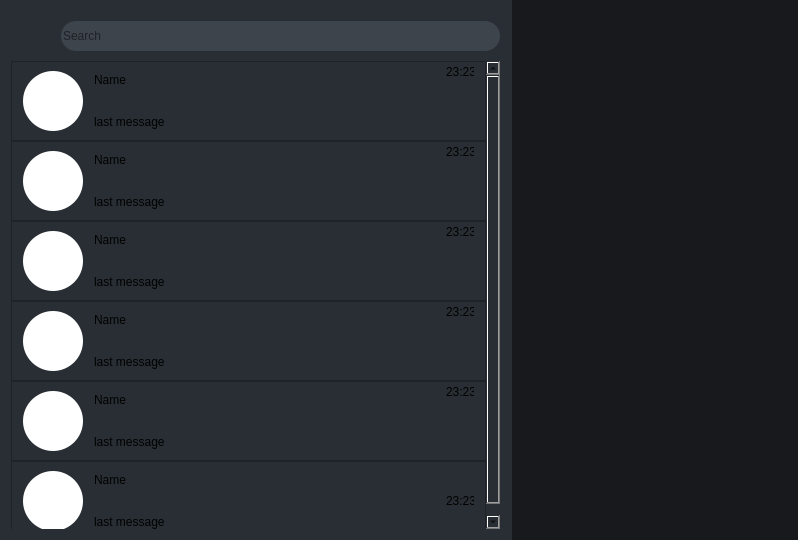
Above: src/gui/chat/chatPage.ui from GwinBest/onlineChat before the change. Below: the same form after it.
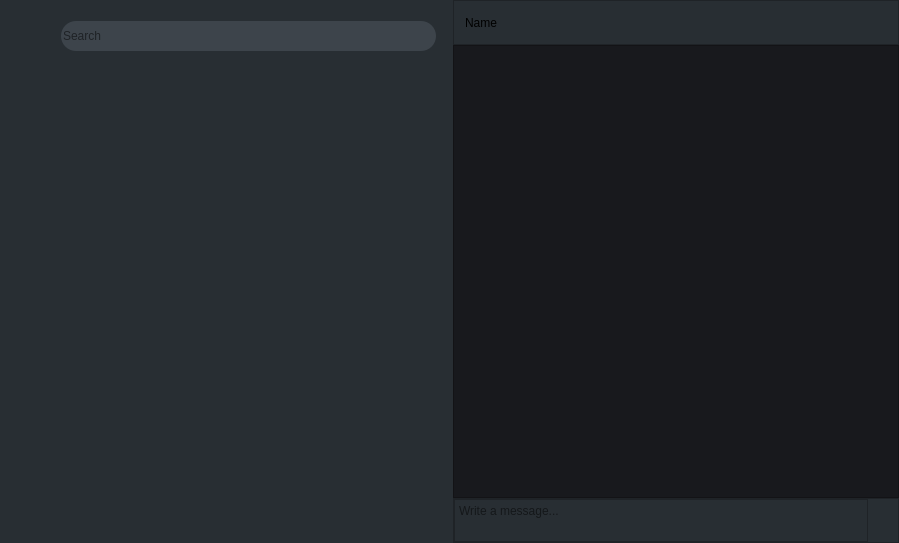
That is the form after the change. The open tabs and pages were chosen to show the change. Icons and pictures are not drawn.

Commit message: added main window and chat page

The edit to the form file:
```diff
--- a/src/gui/chat/chatPage.ui
+++ b/src/gui/chat/chatPage.ui
@@ -6,8 +6,8 @@
    <rect>
     <x>0</x>
     <y>0</y>
-    <width>798</width>
-    <height>540</height>
+    <width>899</width>
+    <height>543</height>
    </rect>
   </property>
   <property name="windowTitle">
@@ -76,6 +76,9 @@
          <property name="spacing">
           <number>0</number>
          </property>
+         <property name="rightMargin">
+          <number>5</number>
+         </property>
          <item>
           <spacer name="horizontalSpacer_4">
            <property name="orientation">
@@ -161,8 +164,10 @@
             </size>
            </property>
            <property name="styleSheet">
-            <string notr="true">border-radius: 15px;
-background-color: rgb(61, 68, 75);</string>
+            <string notr="true">
+                                                    border-radius: 15px;
+                                                    background-color: rgb(61, 68, 75);
+                                                </string>
            </property>
            <property name="alignment">
             <set>Qt::AlignmentFlag::AlignLeading|Qt::AlignmentFlag::AlignLeft|Qt::AlignmentFlag::AlignVCenter</set>
@@ -203,7 +208,7 @@
         </spacer>
        </item>
        <item>
-        <widget class="QScrollArea" name="scrollArea">
+        <widget class="QListView" name="availableChatsList">
          <property name="minimumSize">
           <size>
            <width>270</width>
@@ -211,932 +216,8 @@
           </size>
          </property>
          <property name="styleSheet">
-          <string notr="true">QScrollBar:vertical {
-    border: none;
-    background-color: rgb(45, 45, 48);
-    width: 4px;
-    border-radius: 2px;
-}
-
-QScrollBar::handle:vertical {
-    background-color: rgba(128, 128, 128, 170);
-    border-radius: 2px;
-}
-
-QScrollBar::sub-line:vertical {
-    border: none;
-    background: none;
-    height: 0px;
-    subcontrol-position: top;
-    subcontrol-origin: margin;
-    margin: 0px;
-    padding: 0px;
-}
-
-QScrollBar::add-line:vertical {
-    border: none;
-    background: none;
-    height: 0px;
-    subcontrol-position: bottom;
-    subcontrol-origin: margin;
-    margin: 0px;
-    padding: 0px;
-}
-
-QScrollBar::add-page:vertical,
-QScrollBar::sub-page:vertical {
-    background: none;
-    height: 0px;
-    width: 0px;
-    margin: 0px;
-    padding: 0px;
-}</string>
+          <string notr="true">border: none;</string>
          </property>
-         <property name="frameShape">
-          <enum>QFrame::Shape::NoFrame</enum>
-         </property>
-         <property name="frameShadow">
-          <enum>QFrame::Shadow::Plain</enum>
-         </property>
-         <property name="lineWidth">
-          <number>0</number>
-         </property>
-         <property name="midLineWidth">
-          <number>0</number>
-         </property>
-         <property name="verticalScrollBarPolicy">
-          <enum>Qt::ScrollBarPolicy::ScrollBarAsNeeded</enum>
-         </property>
-         <property name="horizontalScrollBarPolicy">
-          <enum>Qt::ScrollBarPolicy::ScrollBarAlwaysOff</enum>
-         </property>
-         <property name="sizeAdjustPolicy">
-          <enum>QAbstractScrollArea::SizeAdjustPolicy::AdjustToContents</enum>
-         </property>
-         <property name="widgetResizable">
-          <bool>true</bool>
-         </property>
-         <widget class="QWidget" name="scrollAreaWidgetContents">
-          <property name="geometry">
-           <rect>
-            <x>0</x>
-            <y>0</y>
-            <width>508</width>
-            <height>486</height>
-           </rect>
-          </property>
-          <layout class="QVBoxLayout" name="verticalLayout">
-           <property name="spacing">
-            <number>0</number>
-           </property>
-           <property name="leftMargin">
-            <number>0</number>
-           </property>
-           <property name="topMargin">
-            <number>0</number>
-           </property>
-           <property name="rightMargin">
-            <number>0</number>
-           </property>
-           <property name="bottomMargin">
-            <number>0</number>
-           </property>
-           <item>
-            <widget class="QFrame" name="frame">
-             <property name="minimumSize">
-              <size>
-               <width>270</width>
-               <height>80</height>
-              </size>
-             </property>
-             <property name="maximumSize">
-              <size>
-               <width>16777215</width>
-               <height>80</height>
-              </size>
-             </property>
-             <property name="frameShape">
-              <enum>QFrame::Shape::StyledPanel</enum>
-             </property>
-             <property name="frameShadow">
-              <enum>QFrame::Shadow::Raised</enum>
-             </property>
-             <layout class="QHBoxLayout" name="horizontalLayout">
-              <property name="topMargin">
-               <number>0</number>
-              </property>
-              <property name="bottomMargin">
-               <number>0</number>
-              </property>
-              <item>
-               <widget class="QLabel" name="label_6">
-                <property name="minimumSize">
-                 <size>
-                  <width>60</width>
-                  <height>60</height>
-                 </size>
-                </property>
-                <property name="maximumSize">
-                 <size>
-                  <width>60</width>
-                  <height>60</height>
-                 </size>
-                </property>
-                <property name="styleSheet">
-                 <string notr="true">QLabel {
-	background-color: rgb(255,255,255);
-	border-radius: 30px;
-
-}</string>
-                </property>
-                <property name="frameShape">
-                 <enum>QFrame::Shape::NoFrame</enum>
-                </property>
-                <property name="frameShadow">
-                 <enum>QFrame::Shadow::Plain</enum>
-                </property>
-                <property name="text">
-                 <string/>
-                </property>
-                <property name="scaledContents">
-                 <bool>true</bool>
-                </property>
-                <property name="alignment">
-                 <set>Qt::AlignmentFlag::AlignCenter</set>
-                </property>
-                <property name="wordWrap">
-                 <bool>false</bool>
-                </property>
-                <property name="openExternalLinks">
-                 <bool>true</bool>
-                </property>
-               </widget>
-              </item>
-              <item>
-               <spacer name="horizontalSpacer">
-                <property name="orientation">
-                 <enum>Qt::Orientation::Horizontal</enum>
-                </property>
-                <property name="sizeType">
-                 <enum>QSizePolicy::Policy::Fixed</enum>
-                </property>
-                <property name="sizeHint" stdset="0">
-                 <size>
-                  <width>5</width>
-                  <height>20</height>
-                 </size>
-                </property>
-               </spacer>
-              </item>
-              <item>
-               <layout class="QVBoxLayout" name="verticalLayout_2">
-                <item>
-                 <widget class="QLabel" name="label_3">
-                  <property name="minimumSize">
-                   <size>
-                    <width>233</width>
-                    <height>26</height>
-                   </size>
-                  </property>
-                  <property name="text">
-                   <string>Name</string>
-                  </property>
-                 </widget>
-                </item>
-                <item>
-                 <widget class="QLabel" name="label_5">
-                  <property name="minimumSize">
-                   <size>
-                    <width>233</width>
-                    <height>26</height>
-                   </size>
-                  </property>
-                  <property name="text">
-                   <string>last message</string>
-                  </property>
-                 </widget>
-                </item>
-               </layout>
-              </item>
-              <item alignment="Qt::AlignmentFlag::AlignRight|Qt::AlignmentFlag::AlignTop">
-               <widget class="QLabel" name="label">
-                <property name="minimumSize">
-                 <size>
-                  <width>28</width>
-                  <height>20</height>
-                 </size>
-                </property>
-                <property name="maximumSize">
-                 <size>
-                  <width>28</width>
-                  <height>20</height>
-                 </size>
-                </property>
-                <property name="text">
-                 <string>23:23</string>
-                </property>
-               </widget>
-              </item>
-             </layout>
-            </widget>
-           </item>
-           <item>
-            <widget class="QFrame" name="frame_9">
-             <property name="minimumSize">
-              <size>
-               <width>270</width>
-               <height>80</height>
-              </size>
-             </property>
-             <property name="maximumSize">
-              <size>
-               <width>16777215</width>
-               <height>80</height>
-              </size>
-             </property>
-             <property name="frameShape">
-              <enum>QFrame::Shape::StyledPanel</enum>
-             </property>
-             <property name="frameShadow">
-              <enum>QFrame::Shadow::Raised</enum>
-             </property>
-             <layout class="QHBoxLayout" name="horizontalLayout_13">
-              <property name="topMargin">
-               <number>0</number>
-              </property>
-              <property name="bottomMargin">
-               <number>0</number>
-              </property>
-              <item>
-               <widget class="QLabel" name="label_41">
-                <property name="minimumSize">
-                 <size>
-                  <width>60</width>
-                  <height>60</height>
-                 </size>
-                </property>
-                <property name="maximumSize">
-                 <size>
-                  <width>60</width>
-                  <height>60</height>
-                 </size>
-                </property>
-                <property name="styleSheet">
-                 <string notr="true">QLabel {
-	background-color: rgb(255,255,255);
-	border-radius: 30px;
-
-}</string>
-                </property>
-                <property name="frameShape">
-                 <enum>QFrame::Shape::NoFrame</enum>
-                </property>
-                <property name="frameShadow">
-                 <enum>QFrame::Shadow::Plain</enum>
-                </property>
-                <property name="text">
-                 <string/>
-                </property>
-                <property name="scaledContents">
-                 <bool>true</bool>
-                </property>
-                <property name="alignment">
-                 <set>Qt::AlignmentFlag::AlignCenter</set>
-                </property>
-                <property name="wordWrap">
-                 <bool>false</bool>
-                </property>
-                <property name="openExternalLinks">
-                 <bool>true</bool>
-                </property>
-               </widget>
-              </item>
-              <item>
-               <spacer name="horizontalSpacer_11">
-                <property name="orientation">
-                 <enum>Qt::Orientation::Horizontal</enum>
-                </property>
-                <property name="sizeType">
-                 <enum>QSizePolicy::Policy::Fixed</enum>
-                </property>
-                <property name="sizeHint" stdset="0">
-                 <size>
-                  <width>5</width>
-                  <height>20</height>
-                 </size>
-                </property>
-               </spacer>
-              </item>
-              <item>
-               <layout class="QVBoxLayout" name="verticalLayout_13">
-                <item>
-                 <widget class="QLabel" name="label_42">
-                  <property name="minimumSize">
-                   <size>
-                    <width>233</width>
-                    <height>26</height>
-                   </size>
-                  </property>
-                  <property name="text">
-                   <string>Name</string>
-                  </property>
-                 </widget>
-                </item>
-                <item>
-                 <widget class="QLabel" name="label_43">
-                  <property name="minimumSize">
-                   <size>
-                    <width>233</width>
-                    <height>26</height>
-                   </size>
-                  </property>
-                  <property name="text">
-                   <string>last message</string>
-                  </property>
-                 </widget>
-                </item>
-               </layout>
-              </item>
-              <item alignment="Qt::AlignmentFlag::AlignRight|Qt::AlignmentFlag::AlignTop">
-               <widget class="QLabel" name="label_44">
-                <property name="minimumSize">
-                 <size>
-                  <width>28</width>
-                  <height>20</height>
-                 </size>
-                </property>
-                <property name="maximumSize">
-                 <size>
-                  <width>28</width>
-                  <height>20</height>
-                 </size>
-                </property>
-                <property name="text">
-                 <string>23:23</string>
-                </property>
-               </widget>
-              </item>
-             </layout>
-            </widget>
-           </item>
-           <item>
-            <widget class="QFrame" name="frame_8">
-             <property name="minimumSize">
-              <size>
-               <width>270</width>
-               <height>80</height>
-              </size>
-             </property>
-             <property name="maximumSize">
-              <size>
-               <width>16777215</width>
-               <height>80</height>
-              </size>
-             </property>
-             <property name="frameShape">
-              <enum>QFrame::Shape::StyledPanel</enum>
-             </property>
-             <property name="frameShadow">
-              <enum>QFrame::Shadow::Raised</enum>
-             </property>
-             <layout class="QHBoxLayout" name="horizontalLayout_12">
-              <property name="topMargin">
-               <number>0</number>
-              </property>
-              <property name="bottomMargin">
-               <number>0</number>
-              </property>
-              <item>
-               <widget class="QLabel" name="label_37">
-                <property name="minimumSize">
-                 <size>
-                  <width>60</width>
-                  <height>60</height>
-                 </size>
-                </property>
-                <property name="maximumSize">
-                 <size>
-                  <width>60</width>
-                  <height>60</height>
-                 </size>
-                </property>
-                <property name="styleSheet">
-                 <string notr="true">QLabel {
-	background-color: rgb(255,255,255);
-	border-radius: 30px;
-
-}</string>
-                </property>
-                <property name="frameShape">
-                 <enum>QFrame::Shape::NoFrame</enum>
-                </property>
-                <property name="frameShadow">
-                 <enum>QFrame::Shadow::Plain</enum>
-                </property>
-                <property name="text">
-                 <string/>
-                </property>
-                <property name="scaledContents">
-                 <bool>true</bool>
-                </property>
-                <property name="alignment">
-                 <set>Qt::AlignmentFlag::AlignCenter</set>
-                </property>
-                <property name="wordWrap">
-                 <bool>false</bool>
-                </property>
-                <property name="openExternalLinks">
-                 <bool>true</bool>
-                </property>
-               </widget>
-              </item>
-              <item>
-               <spacer name="horizontalSpacer_10">
-                <property name="orientation">
-                 <enum>Qt::Orientation::Horizontal</enum>
-                </property>
-                <property name="sizeType">
-                 <enum>QSizePolicy::Policy::Fixed</enum>
-                </property>
-                <property name="sizeHint" stdset="0">
-                 <size>
-                  <width>5</width>
-                  <height>20</height>
-                 </size>
-                </property>
-               </spacer>
-              </item>
-              <item>
-               <layout class="QVBoxLayout" name="verticalLayout_12">
-                <item>
-                 <widget class="QLabel" name="label_38">
-                  <property name="minimumSize">
-                   <size>
-                    <width>233</width>
-                    <height>26</height>
-                   </size>
-                  </property>
-                  <property name="text">
-                   <string>Name</string>
-                  </property>
-                 </widget>
-                </item>
-                <item>
-                 <widget class="QLabel" name="label_39">
-                  <property name="minimumSize">
-                   <size>
-                    <width>233</width>
-                    <height>26</height>
-                   </size>
-                  </property>
-                  <property name="text">
-                   <string>last message</string>
-                  </property>
-                 </widget>
-                </item>
-               </layout>
-              </item>
-              <item alignment="Qt::AlignmentFlag::AlignRight|Qt::AlignmentFlag::AlignTop">
-               <widget class="QLabel" name="label_40">
-                <property name="minimumSize">
-                 <size>
-                  <width>28</width>
-                  <height>20</height>
-                 </size>
-                </property>
-                <property name="maximumSize">
-                 <size>
-                  <width>28</width>
-                  <height>20</height>
-                 </size>
-                </property>
-                <property name="text">
-                 <string>23:23</string>
-                </property>
-               </widget>
-              </item>
-             </layout>
-            </widget>
-           </item>
-           <item>
-            <widget class="QFrame" name="frame_7">
-             <property name="minimumSize">
-              <size>
-               <width>270</width>
-               <height>80</height>
-              </size>
-             </property>
-             <property name="maximumSize">
-              <size>
-               <width>16777215</width>
-               <height>80</height>
-              </size>
-             </property>
-             <property name="frameShape">
-              <enum>QFrame::Shape::StyledPanel</enum>
-             </property>
-             <property name="frameShadow">
-              <enum>QFrame::Shadow::Raised</enum>
-             </property>
-             <layout class="QHBoxLayout" name="horizontalLayout_11">
-              <property name="topMargin">
-               <number>0</number>
-              </property>
-              <property name="bottomMargin">
-               <number>0</number>
-              </property>
-              <item>
-               <widget class="QLabel" name="label_33">
-                <property name="minimumSize">
-                 <size>
-                  <width>60</width>
-                  <height>60</height>
-                 </size>
-                </property>
-                <property name="maximumSize">
-                 <size>
-                  <width>60</width>
-                  <height>60</height>
-                 </size>
-                </property>
-                <property name="styleSheet">
-                 <string notr="true">QLabel {
-	background-color: rgb(255,255,255);
-	border-radius: 30px;
-
-}</string>
-                </property>
-                <property name="frameShape">
-                 <enum>QFrame::Shape::NoFrame</enum>
-                </property>
-                <property name="frameShadow">
-                 <enum>QFrame::Shadow::Plain</enum>
-                </property>
-                <property name="text">
-                 <string/>
-                </property>
-                <property name="scaledContents">
-                 <bool>true</bool>
-                </property>
-                <property name="alignment">
-                 <set>Qt::AlignmentFlag::AlignCenter</set>
-                </property>
-                <property name="wordWrap">
-                 <bool>false</bool>
-                </property>
-                <property name="openExternalLinks">
-                 <bool>true</bool>
-                </property>
-               </widget>
-              </item>
-              <item>
-               <spacer name="horizontalSpacer_9">
-                <property name="orientation">
-                 <enum>Qt::Orientation::Horizontal</enum>
-                </property>
-                <property name="sizeType">
-                 <enum>QSizePolicy::Policy::Fixed</enum>
-                </property>
-                <property name="sizeHint" stdset="0">
-                 <size>
-                  <width>5</width>
-                  <height>20</height>
-                 </size>
-                </property>
-               </spacer>
-              </item>
-              <item>
-               <layout class="QVBoxLayout" name="verticalLayout_11">
-                <item>
-                 <widget class="QLabel" name="label_34">
-                  <property name="minimumSize">
-                   <size>
-                    <width>233</width>
-                    <height>26</height>
-                   </size>
-                  </property>
-                  <property name="text">
-                   <string>Name</string>
-                  </property>
-                 </widget>
-                </item>
-                <item>
-                 <widget class="QLabel" name="label_35">
-                  <property name="minimumSize">
-                   <size>
-                    <width>233</width>
-                    <height>26</height>
-                   </size>
-                  </property>
-                  <property name="text">
-                   <string>last message</string>
-                  </property>
-                 </widget>
-                </item>
-               </layout>
-              </item>
-              <item alignment="Qt::AlignmentFlag::AlignRight|Qt::AlignmentFlag::AlignTop">
-               <widget class="QLabel" name="label_36">
-                <property name="minimumSize">
-                 <size>
-                  <width>28</width>
-                  <height>20</height>
-                 </size>
-                </property>
-                <property name="maximumSize">
-                 <size>
-                  <width>28</width>
-                  <height>20</height>
-                 </size>
-                </property>
-                <property name="text">
-                 <string>23:23</string>
-                </property>
-               </widget>
-              </item>
-             </layout>
-            </widget>
-           </item>
-           <item>
-            <widget class="QFrame" name="frame_5">
-             <property name="minimumSize">
-              <size>
-               <width>270</width>
-               <height>80</height>
-              </size>
-             </property>
-             <property name="maximumSize">
-              <size>
-               <width>16777215</width>
-               <height>80</height>
-              </size>
-             </property>
-             <property name="frameShape">
-              <enum>QFrame::Shape::StyledPanel</enum>
-             </property>
-             <property name="frameShadow">
-              <enum>QFrame::Shadow::Raised</enum>
-             </property>
-             <layout class="QHBoxLayout" name="horizontalLayout_6">
-              <property name="topMargin">
-               <number>0</number>
-              </property>
-              <property name="bottomMargin">
-               <number>0</number>
-              </property>
-              <item>
-               <widget class="QLabel" name="label_21">
-                <property name="minimumSize">
-                 <size>
-                  <width>60</width>
-                  <height>60</height>
-                 </size>
-                </property>
-                <property name="maximumSize">
-                 <size>
-                  <width>60</width>
-                  <height>60</height>
-                 </size>
-                </property>
-                <property name="styleSheet">
-                 <string notr="true">QLabel {
-	background-color: rgb(255,255,255);
-	border-radius: 30px;
-
-}</string>
-                </property>
-                <property name="frameShape">
-                 <enum>QFrame::Shape::NoFrame</enum>
-                </property>
-                <property name="frameShadow">
-                 <enum>QFrame::Shadow::Plain</enum>
-                </property>
-                <property name="text">
-                 <string/>
-                </property>
-                <property name="scaledContents">
-                 <bool>true</bool>
-                </property>
-                <property name="alignment">
-                 <set>Qt::AlignmentFlag::AlignCenter</set>
-                </property>
-                <property name="wordWrap">
-                 <bool>false</bool>
-                </property>
-                <property name="openExternalLinks">
-                 <bool>true</bool>
-                </property>
-               </widget>
-              </item>
-              <item>
-               <spacer name="horizontalSpacer_6">
-                <property name="orientation">
-                 <enum>Qt::Orientation::Horizontal</enum>
-                </property>
-                <property name="sizeType">
-                 <enum>QSizePolicy::Policy::Fixed</enum>
-                </property>
-                <property name="sizeHint" stdset="0">
-                 <size>
-                  <width>5</width>
-                  <height>20</height>
-                 </size>
-                </property>
-               </spacer>
-              </item>
-              <item>
-               <layout class="QVBoxLayout" name="verticalLayout_7">
-                <item>
-                 <widget class="QLabel" name="label_22">
-                  <property name="minimumSize">
-                   <size>
-                    <width>233</width>
-                    <height>26</height>
-                   </size>
-                  </property>
-                  <property name="text">
-                   <string>Name</string>
-                  </property>
-                 </widget>
-                </item>
-                <item>
-                 <widget class="QLabel" name="label_23">
-                  <property name="minimumSize">
-                   <size>
-                    <width>233</width>
-                    <height>26</height>
-                   </size>
-                  </property>
-                  <property name="text">
-                   <string>last message</string>
-                  </property>
-                 </widget>
-                </item>
-               </layout>
-              </item>
-              <item alignment="Qt::AlignmentFlag::AlignRight|Qt::AlignmentFlag::AlignTop">
-               <widget class="QLabel" name="label_24">
-                <property name="minimumSize">
-                 <size>
-                  <width>28</width>
-                  <height>20</height>
-                 </size>
-                </property>
-                <property name="maximumSize">
-                 <size>
-                  <width>28</width>
-                  <height>20</height>
-                 </size>
-                </property>
-                <property name="text">
-                 <string>23:23</string>
-                </property>
-               </widget>
-              </item>
-             </layout>
-            </widget>
-           </item>
-           <item>
-            <widget class="QFrame" name="frame_6">
-             <property name="minimumSize">
-              <size>
-               <width>270</width>
-               <height>80</height>
-              </size>
-             </property>
-             <property name="maximumSize">
-              <size>
-               <width>16777215</width>
-               <height>80</height>
-              </size>
-             </property>
-             <property name="frameShape">
-              <enum>QFrame::Shape::StyledPanel</enum>
-             </property>
-             <property name="frameShadow">
-              <enum>QFrame::Shadow::Raised</enum>
-             </property>
-             <layout class="QHBoxLayout" name="horizontalLayout_7">
-              <property name="topMargin">
-               <number>0</number>
-              </property>
-              <property name="bottomMargin">
-               <number>0</number>
-              </property>
-              <item>
-               <widget class="QLabel" name="label_25">
-                <property name="minimumSize">
-                 <size>
-                  <width>60</width>
-                  <height>60</height>
-                 </size>
-                </property>
-                <property name="maximumSize">
-                 <size>
-                  <width>60</width>
-                  <height>60</height>
-                 </size>
-                </property>
-                <property name="styleSheet">
-                 <string notr="true">QLabel {
-	background-color: rgb(255,255,255);
-	border-radius: 30px;
-
-}</string>
-                </property>
-                <property name="frameShape">
-                 <enum>QFrame::Shape::NoFrame</enum>
-                </property>
-                <property name="frameShadow">
-                 <enum>QFrame::Shadow::Plain</enum>
-                </property>
-                <property name="text">
-                 <string/>
-                </property>
-                <property name="scaledContents">
-                 <bool>true</bool>
-                </property>
-                <property name="alignment">
-                 <set>Qt::AlignmentFlag::AlignCenter</set>
-                </property>
-                <property name="wordWrap">
-                 <bool>false</bool>
-                </property>
-                <property name="openExternalLinks">
-                 <bool>true</bool>
-                </property>
-               </widget>
-              </item>
-              <item>
-               <spacer name="horizontalSpacer_7">
-                <property name="orientation">
-                 <enum>Qt::Orientation::Horizontal</enum>
-                </property>
-                <property name="sizeType">
-                 <enum>QSizePolicy::Policy::Fixed</enum>
-                </property>
-                <property name="sizeHint" stdset="0">
-                 <size>
-                  <width>5</width>
-                  <height>20</height>
-                 </size>
-                </property>
-               </spacer>
-              </item>
-              <item>
-               <layout class="QVBoxLayout" name="verticalLayout_8">
-                <item>
-                 <widget class="QLabel" name="label_26">
-                  <property name="minimumSize">
-                   <size>
-                    <width>233</width>
-                    <height>26</height>
-                   </size>
-                  </property>
-                  <property name="text">
-                   <string>Name</string>
-                  </property>
-                 </widget>
-                </item>
-                <item>
-                 <widget class="QLabel" name="label_27">
-                  <property name="minimumSize">
-                   <size>
-                    <width>233</width>
-                    <height>26</height>
-                   </size>
-                  </property>
-                  <property name="text">
-                   <string>last message</string>
-                  </property>
-                 </widget>
-                </item>
-               </layout>
-              </item>
-              <item>
-               <widget class="QLabel" name="label_28">
-                <property name="minimumSize">
-                 <size>
-                  <width>28</width>
-                  <height>20</height>
-                 </size>
-                </property>
-                <property name="maximumSize">
-                 <size>
-                  <width>28</width>
-                  <height>20</height>
-                 </size>
-                </property>
-                <property name="text">
-                 <string>23:23</string>
-                </property>
-               </widget>
-              </item>
-             </layout>
-            </widget>
-           </item>
-          </layout>
-         </widget>
         </widget>
        </item>
       </layout>
@@ -1190,7 +271,178 @@
         </item>
        </layout>
       </widget>
-      <widget class="QWidget" name="chatPage"/>
+      <widget class="QWidget" name="chatPage">
+       <layout class="QVBoxLayout" name="verticalLayout_3">
+        <property name="spacing">
+         <number>0</number>
+        </property>
+        <property name="leftMargin">
+         <number>0</number>
+        </property>
+        <property name="topMargin">
+         <number>0</number>
+        </property>
+        <property name="rightMargin">
+         <number>0</number>
+        </property>
+        <property name="bottomMargin">
+         <number>0</number>
+        </property>
+        <item>
+         <widget class="QFrame" name="topFrame">
+          <property name="minimumSize">
+           <size>
+            <width>0</width>
+            <height>45</height>
+           </size>
+          </property>
+          <property name="maximumSize">
+           <size>
+            <width>16777215</width>
+            <height>45</height>
+           </size>
+          </property>
+          <property name="styleSheet">
+           <string notr="true">
+                                                background-color: rgb(40, 46, 51);
+                                            </string>
+          </property>
+          <property name="frameShape">
+           <enum>QFrame::Shape::StyledPanel</enum>
+          </property>
+          <property name="frameShadow">
+           <enum>QFrame::Shadow::Raised</enum>
+          </property>
+          <layout class="QHBoxLayout" name="horizontalLayout_2">
+           <item>
+            <widget class="QLabel" name="reciverName">
+             <property name="text">
+              <string>Name</string>
+             </property>
+            </widget>
+           </item>
+          </layout>
+         </widget>
+        </item>
+        <item>
+         <widget class="QScrollArea" name="chatScrollArea">
+          <property name="minimumSize">
+           <size>
+            <width>270</width>
+            <height>0</height>
+           </size>
+          </property>
+          <property name="styleSheet">
+           <string notr="true"/>
+          </property>
+          <property name="widgetResizable">
+           <bool>true</bool>
+          </property>
+          <widget class="QWidget" name="chatScrollAreaContent">
+           <property name="geometry">
+            <rect>
+             <x>0</x>
+             <y>0</y>
+             <width>472</width>
+             <height>451</height>
+            </rect>
+           </property>
+          </widget>
+         </widget>
+        </item>
+        <item>
+         <widget class="QFrame" name="bottomFrame">
+          <property name="minimumSize">
+           <size>
+            <width>0</width>
+            <height>45</height>
+           </size>
+          </property>
+          <property name="maximumSize">
+           <size>
+            <width>16777215</width>
+            <height>45</height>
+           </size>
+          </property>
+          <property name="styleSheet">
+           <string notr="true">
+                                                background-color: rgb(40, 46, 51);
+                                            </string>
+          </property>
+          <property name="frameShape">
+           <enum>QFrame::Shape::StyledPanel</enum>
+          </property>
+          <property name="frameShadow">
+           <enum>QFrame::Shadow::Raised</enum>
+          </property>
+          <layout class="QHBoxLayout" name="horizontalLayout_3">
+           <property name="spacing">
+            <number>0</number>
+           </property>
+           <property name="leftMargin">
+            <number>0</number>
+           </property>
+           <property name="topMargin">
+            <number>0</number>
+           </property>
+           <property name="rightMargin">
+            <number>0</number>
+           </property>
+           <property name="bottomMargin">
+            <number>0</number>
+           </property>
+           <item>
+            <widget class="QTextEdit" name="messageInput">
+             <property name="placeholderText">
+              <string>Write a message...</string>
+             </property>
+            </widget>
+           </item>
+           <item>
+            <widget class="QPushButton" name="sendButton">
+             <property name="minimumSize">
+              <size>
+               <width>30</width>
+               <height>30</height>
+              </size>
+             </property>
+             <property name="maximumSize">
+              <size>
+               <width>30</width>
+               <height>30</height>
+              </size>
+             </property>
+             <property name="styleSheet">
+              <string notr="true">
+                                                            QPushButton {
+                                                            border-radius: 15px;
+                                                            }
+
+                                                            QPushButton:pressed {
+                                                            background-color: #666;
+                                                            }
+                                                        </string>
+             </property>
+             <property name="text">
+              <string/>
+             </property>
+             <property name="icon">
+              <iconset resource="../../../resources/qrc/images.qrc">
+               <normaloff>:/images/settings.png</normaloff>:/images/settings.png</iconset>
+             </property>
+             <property name="iconSize">
+              <size>
+               <width>20</width>
+               <height>20</height>
+              </size>
+             </property>
+            </widget>
+           </item>
+          </layout>
+         </widget>
+        </item>
+       </layout>
+      </widget>
      </widget>
     </widget>
    </item>
```
Left out of the diff: 47 changed lines with no effect on the pictures. The commit also changes 34 other files.
